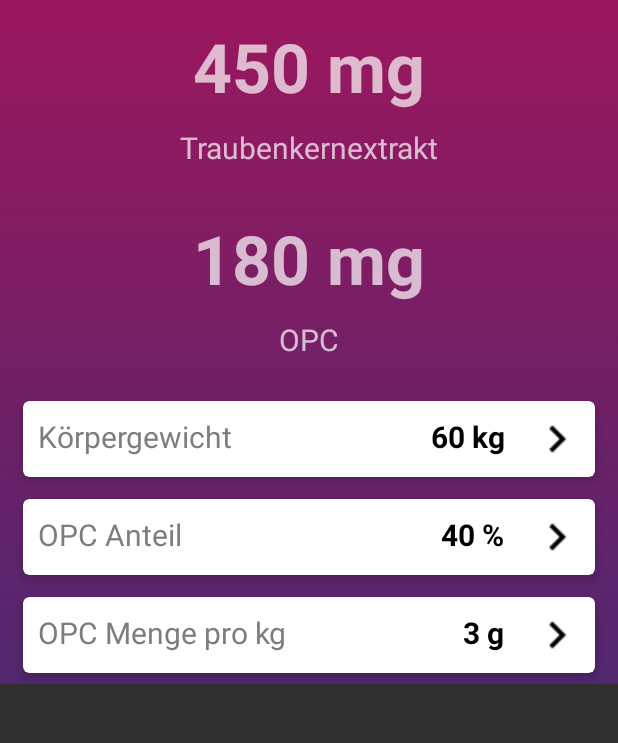
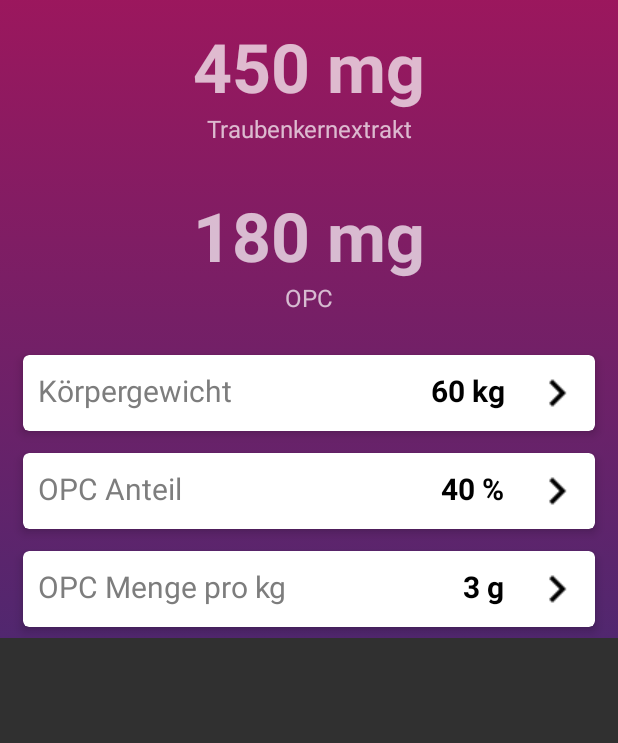
Before and after one commit to lidox/opc-counter, an Android app: the fragment OpcCounterFragment shown on its own in the app's theme, on a phone screen of 412 x 824 dp, the part 84-827 px from its top. Run offline under Robolectric (Android 15) with nearby library versions, the phone set to English and light mode, and no system bars.

```diff
--- a/app/src/main/java/com/futuzon/opccounter/view/opc/OpcCounterFragment.java
+++ b/app/src/main/java/com/futuzon/opccounter/view/opc/OpcCounterFragment.java
@@ -20,7 +20,6 @@ import com.futuzon.opccounter.view.dialogs.NumberPickers;
 public class OpcCounterFragment extends Fragment {
 
     private String className = OpcCounterFragment.class.getSimpleName();
-    private Fragment self = this;
 
     public OpcCounterFragment() {
         // Required empty public constructor
@@ -44,6 +43,11 @@ public class OpcCounterFragment extends Fragment {
         setUiValues(R.id.opc_value, new OpcIntakeCalculator().getRecommendedOpcDailyRation(ctx), "mg");
     }
 
+    @Override
+    public View onCreateView(LayoutInflater inflater, ViewGroup container, Bundle savedInstanceState) {
+        return inflater.inflate(R.layout.fragment_opc_counter, container, false);
+    }
+
     /**
      * Set text of a TextView by its Id
      *
@@ -52,13 +56,11 @@ public class OpcCounterFragment extends Fragment {
      * @param unit   the text's unit
      */
     private void setUiValues(int viewId, int value, String unit) {
-        TextView textView = getView().findViewById(viewId);
-        textView.setText(value + " " + unit);
-    }
-
-    @Override
-    public View onCreateView(LayoutInflater inflater, ViewGroup container, Bundle savedInstanceState) {
-        return inflater.inflate(R.layout.fragment_opc_counter, container, false);
+        if (getView() != null) {
+            TextView textView = getView().findViewById(viewId);
+            String text = value + " " + unit;
+            textView.setText(text);
+        }
     }
 
     /**
@@ -68,9 +70,11 @@ public class OpcCounterFragment extends Fragment {
      * @param onClickListener the listener to be executed
      */
     private void setClickListenerById(int cardViewId, View.OnClickListener onClickListener) {
-        CardView cardView = getView().findViewById(cardViewId);
-        if (cardView != null && onClickListener != null) {
-            cardView.setOnClickListener(onClickListener);
+        if (getView() != null) {
+            CardView cardView = getView().findViewById(cardViewId);
+            if (cardView != null && onClickListener != null) {
+                cardView.setOnClickListener(onClickListener);
+            }
         }
     }
 
@@ -119,4 +123,5 @@ public class OpcCounterFragment extends Fragment {
             }
         };
     }
+
 }
--- a/app/src/main/res/layout/activity_launcher.xml
+++ b/app/src/main/res/layout/activity_launcher.xml
@@ -17,7 +17,9 @@
         android:layout_width="wrap_content"
         android:layout_height="wrap_content"
         app:layout_behavior="eu.long1.spacetablayout.SpaceTabLayoutBehavior"
-        app:icon_one="@drawable/ic_tab_one"
+        app:icon_one="@drawable/ic_check_circle_white_24dp"
+        app:icon_two="@drawable/ic_check_circle_white_24dp"
+        app:icon_three="@drawable/ic_check_circle_white_24dp"
         app:text_one="@string/opc"
         app:text_two="@string/vitamin_d_3"
         app:text_three="@string/arginin"
--- a/app/src/main/res/layout/fragment_coming_soon.xml
+++ b/app/src/main/res/layout/fragment_coming_soon.xml
@@ -2,6 +2,7 @@
     xmlns:tools="http://schemas.android.com/tools"
     android:layout_width="match_parent"
     android:layout_height="match_parent"
+    android:background="@drawable/gradient_list"
     tools:context="com.futuzon.opccounter.view.opc.ComingSoonFragment">
 
     <TextView
--- a/app/src/main/res/layout/fragment_opc_counter.xml
+++ b/app/src/main/res/layout/fragment_opc_counter.xml
@@ -42,10 +42,12 @@
                 android:layout_width="match_parent"
                 android:layout_height="wrap_content"
                 android:layout_below="@+id/grape_seed_extract_value"
-                android:layout_margin="@dimen/selector_text_margin"
+                android:layout_marginRight="@dimen/selector_text_margin"
+                android:layout_marginLeft="@dimen/selector_text_margin"
+                android:layout_marginBottom="@dimen/selector_text_margin"
                 android:gravity="center_horizontal"
                 android:text="@string/grape_seed_extract"
-                android:textSize="@dimen/selector_text_size_middle" />
+                android:textSize="@dimen/selector_text_size_small" />
 
         </RelativeLayout>
 
@@ -70,10 +72,12 @@
                 android:layout_width="match_parent"
                 android:layout_height="wrap_content"
                 android:layout_below="@+id/opc_value"
-                android:layout_margin="@dimen/selector_text_margin"
+                android:layout_marginRight="@dimen/selector_text_margin"
+                android:layout_marginLeft="@dimen/selector_text_margin"
+                android:layout_marginBottom="@dimen/selector_text_margin"
                 android:gravity="center_horizontal"
                 android:text="OPC"
-                android:textSize="@dimen/selector_text_size_middle" />
+                android:textSize="@dimen/selector_text_size_small" />
 
         </RelativeLayout>
 
```
Also changed, not shown: app/src/main/java/com/futuzon/opccounter/view/dialogs/NumberPickers.java (+39 -12 lines), app/src/main/res/drawable/ic_blur_on_white_24dp.png (added), app/src/main/res/drawable/ic_check_circle_white_24dp.png (added).
